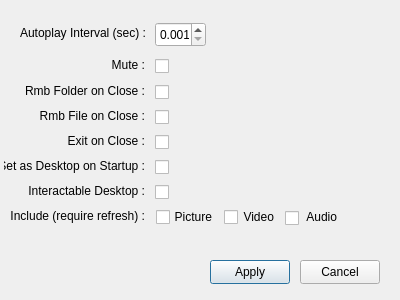
Above: settingswindow.ui from oyxong123/YxWn_Gallery before the change. Below: the same form after it.
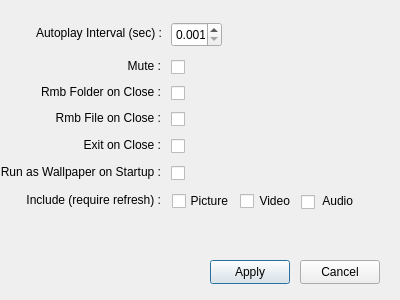
That is the form after the change.

Commit message: Add settings to that toggles whether to run app as wallpaper on startup

Diff of the .ui file:
```diff
--- a/settingswindow.ui
+++ b/settingswindow.ui
@@ -42,7 +42,7 @@
   <widget class="QLabel" name="lblAutoplayInterval">
    <property name="geometry">
     <rect>
-     <x>15</x>
+     <x>31</x>
      <y>23</y>
      <width>131</width>
      <height>20</height>
@@ -58,7 +58,7 @@
   <widget class="QDoubleSpinBox" name="inpAutoplayInterval">
    <property name="geometry">
     <rect>
-     <x>155</x>
+     <x>171</x>
      <y>22</y>
      <width>51</width>
      <height>25</height>
@@ -83,8 +83,8 @@
   <widget class="QLabel" name="lblMute">
    <property name="geometry">
     <rect>
-     <x>104</x>
-     <y>55</y>
+     <x>120</x>
+     <y>56</y>
      <width>41</width>
      <height>20</height>
     </rect>
@@ -105,8 +105,8 @@
   <widget class="QCheckBox" name="chkMute">
    <property name="geometry">
     <rect>
-     <x>155</x>
-     <y>55</y>
+     <x>171</x>
+     <y>56</y>
      <width>16</width>
      <height>22</height>
     </rect>
@@ -121,8 +121,8 @@
   <widget class="QCheckBox" name="chkRmbFolder">
    <property name="geometry">
     <rect>
-     <x>155</x>
-     <y>81</y>
+     <x>171</x>
+     <y>82</y>
      <width>16</width>
      <height>22</height>
     </rect>
@@ -137,8 +137,8 @@
   <widget class="QLabel" name="lblRmbFolder">
    <property name="geometry">
     <rect>
-     <x>4</x>
-     <y>81</y>
+     <x>20</x>
+     <y>82</y>
      <width>141</width>
      <height>20</height>
     </rect>
@@ -159,8 +159,8 @@
   <widget class="QCheckBox" name="chkRmbFile">
    <property name="geometry">
     <rect>
-     <x>155</x>
-     <y>106</y>
+     <x>171</x>
+     <y>108</y>
      <width>16</width>
      <height>22</height>
     </rect>
@@ -175,8 +175,8 @@
   <widget class="QLabel" name="lblRmbFile">
    <property name="geometry">
     <rect>
-     <x>4</x>
-     <y>106</y>
+     <x>20</x>
+     <y>108</y>
      <width>141</width>
      <height>20</height>
     </rect>
@@ -197,8 +197,8 @@
   <widget class="QLabel" name="lblExitOnClose">
    <property name="geometry">
     <rect>
-     <x>4</x>
-     <y>131</y>
+     <x>20</x>
+     <y>135</y>
      <width>141</width>
      <height>20</height>
     </rect>
@@ -219,8 +219,8 @@
   <widget class="QCheckBox" name="chkExitOnClose">
    <property name="geometry">
     <rect>
-     <x>155</x>
-     <y>131</y>
+     <x>171</x>
+     <y>135</y>
      <width>16</width>
      <height>22</height>
     </rect>
@@ -235,8 +235,8 @@
   <widget class="QLabel" name="lblInclude">
    <property name="geometry">
     <rect>
-     <x>4</x>
-     <y>206</y>
+     <x>20</x>
+     <y>190</y>
      <width>141</width>
      <height>20</height>
     </rect>
@@ -257,8 +257,8 @@
   <widget class="QCheckBox" name="chkIncludePic">
    <property name="geometry">
     <rect>
-     <x>156</x>
-     <y>206</y>
+     <x>172</x>
+     <y>190</y>
      <width>16</width>
      <height>22</height>
     </rect>
@@ -273,8 +273,8 @@
   <widget class="QLabel" name="lblIncludePic">
    <property name="geometry">
     <rect>
-     <x>171</x>
-     <y>207</y>
+     <x>187</x>
+     <y>191</y>
      <width>41</width>
      <height>20</height>
     </rect>
@@ -295,8 +295,8 @@
   <widget class="QCheckBox" name="chkIncludeVid">
    <property name="geometry">
     <rect>
-     <x>224</x>
-     <y>206</y>
+     <x>240</x>
+     <y>190</y>
      <width>16</width>
      <height>22</height>
     </rect>
@@ -311,8 +311,8 @@
   <widget class="QLabel" name="lblIncludeVid">
    <property name="geometry">
     <rect>
-     <x>233</x>
-     <y>207</y>
+     <x>249</x>
+     <y>191</y>
      <width>41</width>
      <height>20</height>
     </rect>
@@ -333,8 +333,8 @@
   <widget class="QCheckBox" name="chkIncludeAud">
    <property name="geometry">
     <rect>
-     <x>285</x>
-     <y>207</y>
+     <x>301</x>
+     <y>191</y>
      <width>16</width>
      <height>22</height>
     </rect>
@@ -349,8 +349,8 @@
   <widget class="QLabel" name="lblIncludeAud">
    <property name="geometry">
     <rect>
-     <x>296</x>
-     <y>207</y>
+     <x>312</x>
+     <y>191</y>
      <width>41</width>
      <height>20</height>
     </rect>
@@ -371,8 +371,8 @@
   <widget class="QCheckBox" name="chkSetAsDesktop">
    <property name="geometry">
     <rect>
-     <x>155</x>
-     <y>156</y>
+     <x>171</x>
+     <y>162</y>
      <width>16</width>
      <height>22</height>
     </rect>
@@ -387,9 +387,9 @@
   <widget class="QLabel" name="lblSetAsDesktop">
    <property name="geometry">
     <rect>
-     <x>4</x>
-     <y>156</y>
-     <width>141</width>
+     <x>0</x>
+     <y>162</y>
+     <width>161</width>
      <height>20</height>
     </rect>
    </property>
@@ -400,50 +400,12 @@
     <number>0</number>
    </property>
    <property name="text">
-    <string>Set as Desktop on Startup :</string>
+    <string>Run as Wallpaper on Startup :</string>
    </property>
    <property name="alignment">
     <set>Qt::AlignmentFlag::AlignRight|Qt::AlignmentFlag::AlignTrailing|Qt::AlignmentFlag::AlignVCenter</set>
    </property>
   </widget>
-  <widget class="QLabel" name="lblInteractableDesktop">
-   <property name="geometry">
-    <rect>
-     <x>4</x>
-     <y>181</y>
-     <width>141</width>
-     <height>20</height>
-    </rect>
-   </property>
-   <property name="frameShape">
-    <enum>QFrame::Shape::NoFrame</enum>
-   </property>
-   <property name="lineWidth">
-    <number>0</number>
-   </property>
-   <property name="text">
-    <string>Interactable Desktop :</string>
-   </property>
-   <property name="alignment">
-    <set>Qt::AlignmentFlag::AlignRight|Qt::AlignmentFlag::AlignTrailing|Qt::AlignmentFlag::AlignVCenter</set>
-   </property>
-  </widget>
-  <widget class="QCheckBox" name="chkInteractableDesktop">
-   <property name="geometry">
-    <rect>
-     <x>155</x>
-     <y>181</y>
-     <width>16</width>
-     <height>22</height>
-    </rect>
-   </property>
-   <property name="text">
-    <string/>
-   </property>
-   <property name="checked">
-    <bool>false</bool>
-   </property>
-  </widget>
  </widget>
  <resources/>
  <connections/>
```
Left out of the diff: 4 changed lines with no effect on the pictures. The commit also changes 2 other files.
